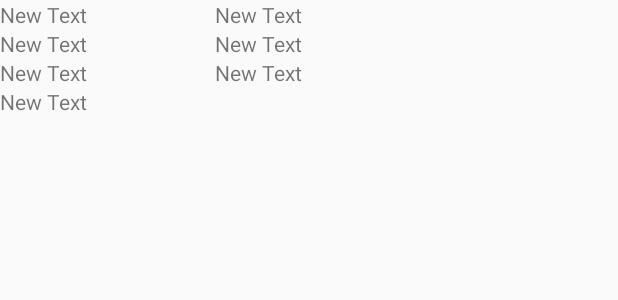
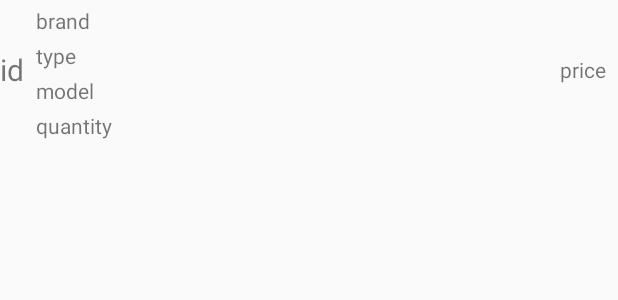
Before and after one commit to vlasevich/Shops, an Android app: the layout inst_list_row.xml on its own in the app's theme, with its tools: preview values and no code run, on a phone screen of 412 x 824 dp. Shown: the top 300 px of the screen. Run offline under Robolectric (Android 15) with nearby library versions, the phone set to English and light mode, and no system bars.

```diff
--- a/app/src/main/res/layout/inst_list_row.xml
+++ b/app/src/main/res/layout/inst_list_row.xml
@@ -3,6 +3,15 @@
     android:layout_width="wrap_content"
     android:layout_height="wrap_content"
     android:orientation="vertical">
+
+    <ImageView
+        android:id="@+id/instImg"
+        android:layout_width="64dp"
+        android:layout_height="64dp"
+        android:layout_centerVertical="true"
+        android:layout_marginRight="8dp"
+        android:layout_toLeftOf="@+id/instPrice"
+        android:layout_toStartOf="@+id/instPrice" />
 
     <TextView
         android:id="@+id/instId"
@@ -10,62 +19,66 @@
         android:layout_height="wrap_content"
         android:layout_alignParentLeft="true"
         android:layout_alignParentStart="true"
-        android:layout_alignParentTop="true"
-        android:text="New Text" />
+        android:layout_centerVertical="true"
+        android:layout_marginRight="8dp"
+        android:text="id"
+        android:textSize="20dp" />
 
     <TextView
         android:id="@+id/instBrand"
         android:layout_width="wrap_content"
         android:layout_height="wrap_content"
-        android:layout_alignLeft="@+id/instModel"
-        android:layout_alignStart="@+id/instModel"
-        android:layout_below="@+id/instModel"
-        android:text="New Text" />
+        android:layout_alignLeft="@+id/instType"
+        android:layout_alignParentTop="true"
+        android:layout_alignStart="@+id/instType"
+        android:layout_marginTop="4dp"
+        android:layout_toLeftOf="@+id/instImg"
+        android:layout_toStartOf="@+id/instImg"
+        android:text="brand" />
 
     <TextView
         android:id="@+id/instModel"
         android:layout_width="wrap_content"
         android:layout_height="wrap_content"
-        android:layout_alignLeft="@+id/instQuantity"
-        android:layout_alignStart="@+id/instQuantity"
-        android:layout_below="@+id/instQuantity"
-        android:text="New Text" />
-
-    <TextView
-        android:id="@+id/instImage"
-        android:layout_width="wrap_content"
-        android:layout_height="wrap_content"
-        android:layout_alignParentLeft="true"
-        android:layout_alignParentStart="true"
-        android:layout_below="@+id/instId"
-        android:text="New Text" />
+        android:layout_alignLeft="@+id/instType"
+        android:layout_alignStart="@+id/instType"
+        android:layout_below="@+id/instType"
+        android:layout_marginTop="4dp"
+        android:layout_toLeftOf="@+id/instImg"
+        android:layout_toStartOf="@+id/instImg"
+        android:text="model" />
 
     <TextView
         android:id="@+id/instType"
         android:layout_width="wrap_content"
         android:layout_height="wrap_content"
-        android:layout_alignParentLeft="true"
-        android:layout_alignParentStart="true"
-        android:layout_below="@+id/instPrice"
-        android:text="New Text" />
+        android:layout_below="@+id/instBrand"
+        android:layout_marginTop="4dp"
+        android:layout_toEndOf="@+id/instId"
+        android:layout_toLeftOf="@+id/instImg"
+        android:layout_toRightOf="@+id/instId"
+        android:text="type" />
 
     <TextView
         android:id="@+id/instPrice"
         android:layout_width="wrap_content"
         android:layout_height="wrap_content"
-        android:layout_alignParentLeft="true"
-        android:layout_alignParentStart="true"
-        android:layout_below="@+id/instImage"
-        android:text="New Text" />
+        android:layout_alignParentEnd="true"
+        android:layout_alignParentRight="true"
+        android:layout_centerVertical="true"
+        android:layout_marginRight="8dp"
+        android:text="price" />
 
     <TextView
         android:id="@+id/instQuantity"
         android:layout_width="wrap_content"
         android:layout_height="wrap_content"
-        android:layout_alignParentTop="true"
-        android:layout_marginLeft="85dp"
-        android:layout_marginStart="85dp"
-        android:layout_toEndOf="@+id/instId"
-        android:layout_toRightOf="@+id/instId"
-        android:text="New Text" />
+        android:layout_alignLeft="@+id/instModel"
+        android:layout_alignStart="@+id/instModel"
+        android:layout_below="@+id/instModel"
+        android:layout_marginTop="4dp"
+        android:layout_toLeftOf="@+id/instImg"
+        android:layout_toStartOf="@+id/instImg"
+        android:text="quantity" />
+
 </RelativeLayout>
```
Also changed, not shown: app/src/main/java/com/home/vlas/shops/MainActivity.java (+8 -24 lines), app/src/main/java/com/home/vlas/shops/activity/ShopActivity.java (+11 -5 lines), app/src/main/java/com/home/vlas/shops/db/ShopsProvider.java (+11 -0 lines), app/src/main/java/com/home/vlas/shops/fragment/MapFragment.java (+10 -9 lines), app/src/main/java/com/home/vlas/shops/fragment/ShopFragment.java (+7 -3 lines), app/src/main/java/com/home/vlas/shops/utils/MyLocationListener.java (added, +106 -0 lines).
